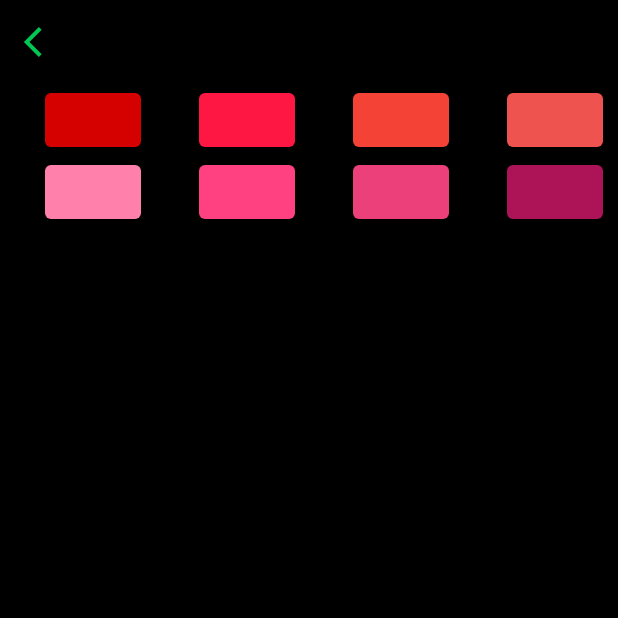
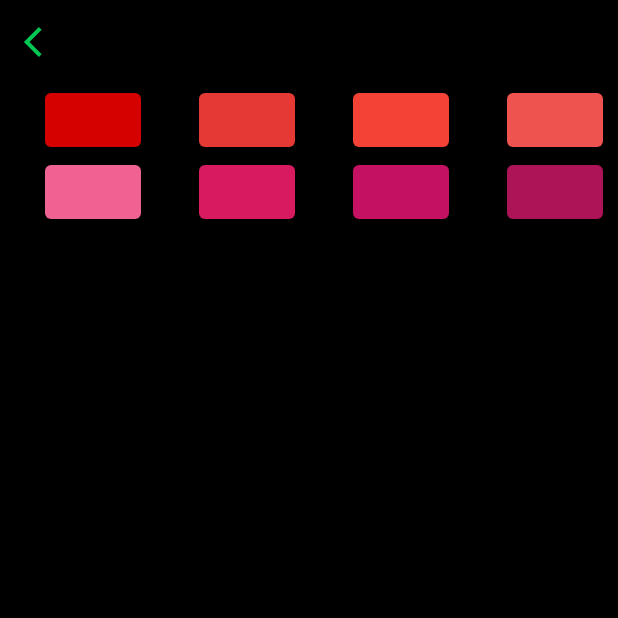
Before and after one commit to cezar-r/weedipedia, a Flutter app: the ColorPage screen opened directly, on a phone screen of 412 x 824 dp, the top half of it. Run offline on Flutter 3.47's test engine with Material 2 defaults, Android fonts, the light colour scheme and no system bars; our stand-ins replace shared_preferences; missing offline and left inert: flappy_search_bar; accounts and stored records are empty; statements that could not run were skipped.

Commit message:
More colors

```diff
--- a/lib/main.dart
+++ b/lib/main.dart
@@ -62,11 +62,11 @@ Map _color_hash = {"greenAccent700" : Colors.greenAccent[700],
   "black" : Colors.black,
   "red400" : Colors.red[400],
   "red" : Colors.red,
-  "redAccent400" : Colors.redAccent[400],
+  "red600" : Colors.red[600],
   "redAccent700" : Colors.redAccent[700],
-  "pinkAccent100" : Colors.pinkAccent[100],
-  "pinkAccent" : Colors.pinkAccent,
-  "pinkAccent400" : Colors.pinkAccent[400],
+  "pink300" : Colors.pink[300],
+  "pink600" : Colors.pink[600],
+  "pinkAccent700" : Colors.pinkAccent[700],
   "pink800" : Colors.pink[800]};
 
 
@@ -104,131 +104,6 @@ class AppUser {
 AppUser user = AppUser();
 
 
-// class User {
-//   Color? themeColor;
-//   Color? backgroundColor;
-//   String themeColorStr = 'greenAccent700';
-//   String backgroundColorStr = '';
-//   List<String> saved = [];
-//   Map _data = {};
-//
-//   Map _color_hash = {"greenAccent700" : Colors.greenAccent[700],
-//                     "black" : Colors.black,
-//                     "red400" : Colors.red[400],
-//                     "red" : Colors.red,
-//                     "redAccent400" : Colors.redAccent[400],
-//                     "redAccent700" : Colors.redAccent[700]};
-//
-//
-//   User() {
-//     writeJson();
-//     readJson();
-//   }
-//
-//
-//   void readJson() async {
-//     _data = await readJsonHelper();
-//     themeColor = _getColor("themeColor");
-//     themeColorStr = _data["themeColor"];
-//     backgroundColor = _getColor("backgroundColor");
-//     backgroundColorStr = "black";
-//     saved = _getSaved();
-//
-//   }
-//
-//   Future<Map> readJsonHelper() async {
-//     // // final path = await _localPath;
-//     // // final String response = await rootBundle.loadString('$path/user_info.json');
-//     // // final path = await _localPath;
-//     // // final String response = await rootBundle.loadString('$path/user_info.json');
-//     // final file = await _localFile;
-//     // final response = await file.readAsString();
-//     // final data = await response.toString();
-//     // UserColor usercolor = UserColor.fromJson(jsonDecode(data));
-//     // print(usercolor.themeColor);
-//
-//     // final file = await _localFile;
-//     // final response = await file.readAsString();
-//     // final data = await jsonDecode(response);
-//     // return data['info'][0];
-//     final String response = await rootBundle.loadString('assets/user_info.json');
-//     final data = await json.decode(response);
-//     // print(data);
-//     return data['info'][0];
-//     /*
-//      final String response = await rootBundle.loadString('assets/data2_rfmtd.json');
-//     final data = await json.decode(response);
-//     setState(() {
-//       _data = data["items"];
-//     });
-//     return data['items'];
-//      */
-//   }
-//
-//   Color? _getColor(String key) {
-//     return _color_hash[_data[key]];
-//   }
-//
-//   List<String> _getSaved() {
-//     return _data[saved];
-//   }
-//
-//   void editThemeColor(String key) {
-//     themeColor = _color_hash[key];
-//     themeColorStr = key;
-//     writeJson();
-//     readJson();
-//     // print(themeColorStr);
-//     // print(themeColor.toString());
-//   }
-//
-//   void editBackgroundColor(String key) {
-//     backgroundColor = _color_hash[key];
-//     writeJson();
-//     readJson();
-//   }
-//
-//   void addToSaved(String strainName) {
-//     saved.add(strainName);
-//     writeJson();
-//     readJson();
-//   }
-//
-//   void removeFromSaved(String strainName) {
-//     saved.remove(strainName);
-//     writeJson();
-//     readJson();
-//   }
-//
-//   void writeJson() {
-//     // figure out how to either write to proper local json file or find way to read json file
-//     Map new_info = {"themeColor" : themeColorStr, "backgroundColor" : backgroundColorStr, "saved" : saved};
-//     // print(themeColorStr);
-//     writeOut(new_info);
-//   }
-//
-//   Future<String> get _localPath async {
-//     final directory = await getApplicationDocumentsDirectory();
-//     return directory.path;
-//   }
-//
-//   Future<File> get _localFile async {
-//     final path = await _localPath;
-//     // print("$path/user_info.json");
-//     return File('assets/user_info.json');
-//   }
-//
-//   Future<File> writeOut(Map data) async {
-//     final file = await _localFile;
-//     Map fullData = {"info" : [data.toString()]};
-//     // print(fullData.toString());
-//     // Write the file
-//     return file.writeAsString('$fullData');
-//   }
-// }
-
-// User user = User();
-
 class Post {
   final String title;
   final String description;
@@ -259,7 +134,6 @@ class _HomePageState extends State<Home> {
   void readJson() async {
     List data = await readJsonHelper();
     _data = data;
-    // print(data[0].toString());
   }
 
   _HomePageState() {
@@ -828,12 +702,12 @@ class _ColorPageState extends State<ColorPage>{
         child: Column(
           crossAxisAlignment: CrossAxisAlignment.start,
           children: <Widget>[
-            colorRow(colors: [Colors.red[400], Colors.red, Colors.redAccent[700], Colors.redAccent[400]],
-                    colorsStr: ["red400", "red","redAccent700", "redAccent400"],
+            colorRow(colors: [Colors.red[400], Colors.red, Colors.redAccent[700], Colors.red[600]],
+                    colorsStr: ["red400", "red","redAccent700", "redAccent600"],
                     order : [2, 3, 1, 0]),
-            colorRow(colors: [Colors.pinkAccent[100], Colors.pinkAccent, Colors.pink[400], Colors.pink[800]],
-                    colorsStr: ["pinkAccent100", "pinkAccent", "pink400", "pink800"],
-                    order : [0, 1, 2, 3]),
+            colorRow(colors: [Colors.pink[300], Colors.pinkAccent[700], Colors.pink[600], Colors.pink[800]],
+                    colorsStr: ["pink300", "pinkAccent700", "pink600", "pink800"],
+                    order : [0, 2, 1, 3]),
             // colorRow(colors: [Colors.pink[400], Colors.pinkAccent, Colors.pinkAccent[400], Colors.pink[800]],
             //     colorsStr: ["pink400", "pinkAccent", "pinkAccent400", "pink800"]),
           ],
@@ -844,17 +718,6 @@ class _ColorPageState extends State<ColorPage>{
 }
 
 
-// Map _color_hash = {"greenAccent700" : Colors.greenAccent[700],
-//   "black" : Colors.black,
-//   "red400" : Colors.red[400],
-//   "red" : Colors.red,
-//   "redAccent400" : Colors.redAccent[400],
-//   "redAccent700" : Colors.redAccent[700],
-//   "pink400" : Colors.pink[400],
-//   "pinkAccent" : Colors.pinkAccent,
-//   "pinkAccent400" : Colors.pinkAccent[400],
-//   "pink800" : Colors.pink[800]};
-
 
 /*
 Map _color_hash = {"greenAccent700" : Colors.greenAccent[700],
```
